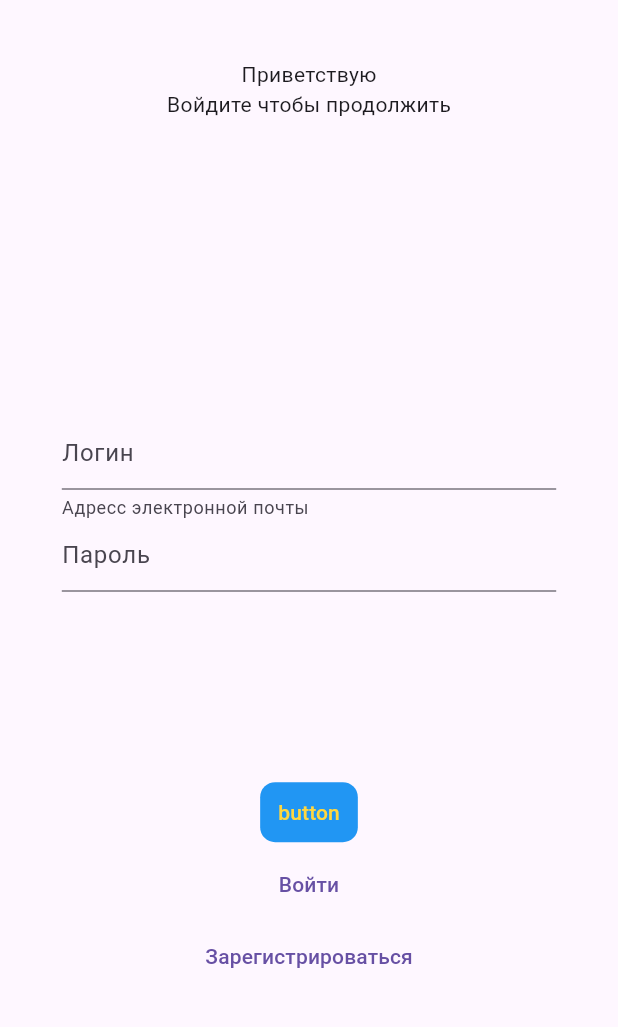
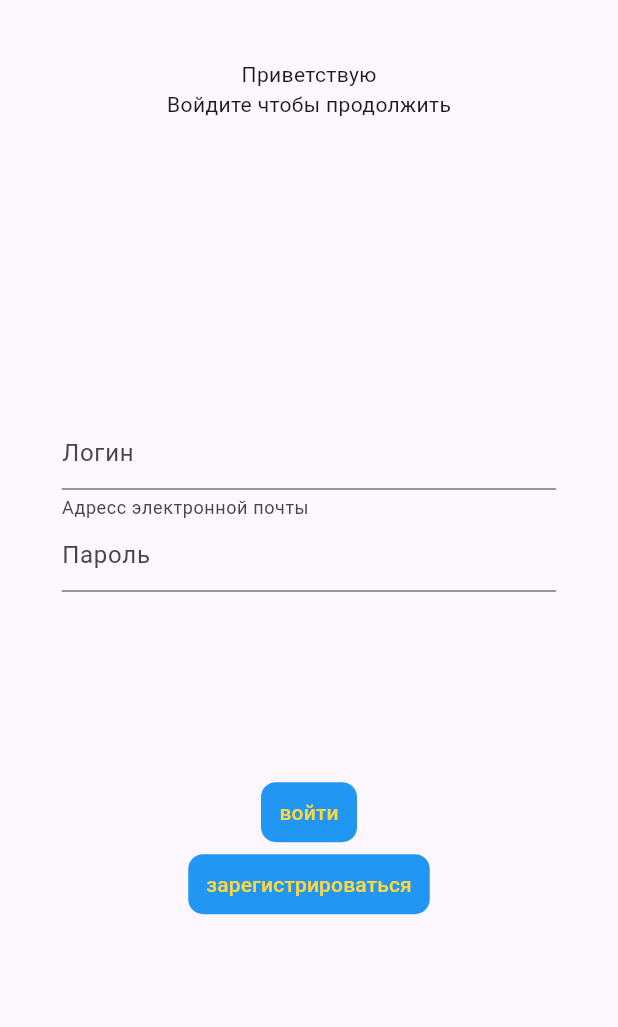
Before and after one commit to Pavel-Stefashin/ToDo, a Flutter app: the screen it shows after launch, after a tap on "войти", on a phone screen of 412 x 824 dp, the part 63-1090 px from its top. Run offline on Flutter 3.47's test engine with Material 3 defaults, Android fonts, the phone set to English and light mode, and no system bars.

Commit message:
Сделал my_text_buttomn и  my_outline_buttomn

```diff
--- /dev/null
+++ b/lib/objects/mapping.dart
@@ -0,0 +1,21 @@
+import 'package:flutter/material.dart';
+
+// ignore: non_constant_identifier_names
+void GoToHome(context) {
+  Navigator.pushNamed(context, '/');
+}
+
+// ignore: non_constant_identifier_names
+void GoToSigninSignup(context) {
+  Navigator.pushNamed(context, '/SigninSignup');
+}
+
+// ignore: non_constant_identifier_names
+void GoToSignin(context) {
+  Navigator.pushNamed(context, '/Signin');
+}
+
+// ignore: non_constant_identifier_names
+void GoToSignup(context) {
+  Navigator.pushNamed(context, '/Signup');
+}
--- /dev/null
+++ b/lib/objects/my_outlined_button.dart
@@ -0,0 +1,25 @@
+import 'package:flutter/material.dart';
+
+// ignore: must_be_immutable
+class MyOutlinedButton extends StatelessWidget {
+  final String text;
+  // ignore: prefer_typing_uninitialized_variables
+  var action;
+
+  MyOutlinedButton({super.key, required this.text, required this.action});
+
+  @override
+  Widget build(BuildContext context) {
+    return TextButton(
+      onPressed: action,
+      style: TextButton.styleFrom(
+        foregroundColor: Colors.amberAccent,
+        backgroundColor: Colors.blue,
+        shape: RoundedRectangleBorder(
+          borderRadius: BorderRadius.circular(10.0),
+        ),
+      ),
+      child: Text(text),
+    );
+  }
+}
--- a/lib/objects/MyTextButton.dart
+++ b/lib/objects/my_text_button.dart
@@ -1,25 +1,25 @@
 import 'package:flutter/material.dart';
 
+// ignore: must_be_immutable
 class MyTextButton extends StatelessWidget {
   final String text;
-  //final action;
+  // ignore: prefer_typing_uninitialized_variables
+  var action;
 
-  const MyTextButton({super.key, required this.text});
+  MyTextButton({super.key, required this.text, required this.action});
 
   @override
   Widget build(BuildContext context) {
-    return TextButton(onPressed: (){},
+    return TextButton(
+      onPressed: action,
       style: TextButton.styleFrom(
         foregroundColor: Colors.amberAccent,
         backgroundColor: Colors.blue,
         shape: RoundedRectangleBorder(
           borderRadius: BorderRadius.circular(10.0),
-        ),),
-      child: Text(text),);
+        ),
+      ),
+      child: Text(text),
+    );
   }
-
-  void GoToSignin(context){
-    Navigator.pushNamed(context, '/Signin');
-  }
-
 }
--- a/lib/screans/login/signin.dart
+++ b/lib/screans/login/signin.dart
@@ -1,9 +1,7 @@
-import 'package:flutter_todo/screans/home_page.dart';
+import 'package:flutter_todo/objects/mapping.dart';
+import 'package:flutter_todo/objects/my_outlined_button.dart';
+import 'package:flutter_todo/objects/my_text_button.dart';
 import 'package:flutter/material.dart';
-import 'package:flutter_todo/screans/login/signin_signup.dart';
-import 'package:flutter_todo/screans/login/signup.dart';
-
-import '../../objects/MyTextButton.dart';
 
 class Signin extends StatelessWidget {
   const Signin({super.key});
@@ -15,8 +13,10 @@ class Signin extends StatelessWidget {
         title: const Text('ToDo'),
         leading: IconButton(
             onPressed: () {
-              Navigator.pushNamedAndRemoveUntil(context, '/SigninSignup', (remate) => false);
-            }, icon: const Icon(Icons.arrow_back_sharp)),
+              Navigator.pushNamedAndRemoveUntil(
+                  context, '/SigninSignup', (remate) => false);
+            },
+            icon: const Icon(Icons.arrow_back_sharp)),
       ),
       body: Center(
         child: Container(
@@ -53,17 +53,13 @@ class Signin extends StatelessWidget {
               Expanded(
                 child: Column(
                   children: [
-                    const MyTextButton(text: 'button',),
-                    TextButton(
-                        onPressed: () {
-                          Navigator.pushNamed(context, '/Signin');
-                        },
-                        child: const Text("Войти")),
-                    TextButton(
-                        onPressed: () {
-                          Navigator.pushNamed(context, '/Signup');
-                        },
-                        child: const Text("Зарегистрироваться")),
+                    MyTextButton(
+                      text: 'войти',
+                      action: () => GoToHome(context),
+                    ),
+                    MyOutlinedButton(
+                        text: "зарегистрироваться",
+                        action: () => GoToSignup(context)),
                   ],
                 ),
               ),
--- a/lib/screans/login/signin_signup.dart
+++ b/lib/screans/login/signin_signup.dart
@@ -1,8 +1,7 @@
-//import 'dart:collection';
-//import 'dart:io';
-
 import 'package:flutter/material.dart';
-import 'signin.dart';
+import 'package:flutter_todo/objects/mapping.dart';
+import 'package:flutter_todo/objects/my_outlined_button.dart';
+import 'package:flutter_todo/objects/my_text_button.dart';
 
 class SigninSignup extends StatelessWidget {
   const SigninSignup({super.key});
@@ -11,25 +10,18 @@ class SigninSignup extends StatelessWidget {
   Widget build(BuildContext context) {
     return Scaffold(
         body: Center(
-            child: Container(
+            child: SizedBox(
       width: MediaQuery.of(context).size.width * 0.8,
       height: MediaQuery.of(context).size.height * 0.87,
       child: Column(
         children: [
           Expanded(
+            flex: 1,
             child: Container(
               alignment: Alignment.centerLeft,
               //color: Colors.blue,
-              child: Row(
+              child: const Row(
                 children: [
-                  Container(
-                    margin: EdgeInsets.only(right: 5),
-                    child: Image.asset(
-                      'assets/images/logo.png',
-                      width: 50,
-                      height: 50,
-                    ),
-                  ),
                   Text('Todo',
                       style: TextStyle(
                           fontSize: 25,
@@ -39,24 +31,19 @@ class SigninSignup extends StatelessWidget {
                 ],
               ),
             ),
-            flex: 1,
           ),
           Expanded(
-            child: Container(
-              //color: Colors.red,
+            flex: 5,
             child: Image.asset(
               'assets/images/man_with_laptop.png',
             ),
           ),
-            flex: 5,
-          ),
-          Expanded(
-              child: Container(
-                  //color: Colors.orange,
+          const Expanded(
+              flex: 2,
               child: Center(
                 child: Column(
                   children: [
-                    const Text(
+                    Text(
                       'Привет !',
                       textAlign: TextAlign.center,
                       style: TextStyle(
@@ -66,7 +53,7 @@ class SigninSignup extends StatelessWidget {
                         fontWeight: FontWeight.w500,
                       ),
                     ),
-                    const Text(
+                    Text(
                       'Благодарим за доверие нам.'
                       '\nConCards - удобное приложение для всех твоих банковских карт!',
                       textAlign: TextAlign.center,
@@ -79,11 +66,8 @@ class SigninSignup extends StatelessWidget {
                   ],
                 ),
               )),
-              flex: 2),
           Expanded(
             flex: 2,
-            child: Container(
-              //color: Colors.yellow,
             child: Column(
               children: [
                 Expanded(
@@ -96,37 +80,22 @@ class SigninSignup extends StatelessWidget {
                       borderRadius: BorderRadius.circular(10),
                       //color: Color.fromRGBO(0, 0, 139, 100),
                     ),
-                      child: TextButton(
-                        onPressed: () {
-                          Navigator.pushNamedAndRemoveUntil(
-                              context, '/Signin', (route) => false);
-                        },
-                        child: const Text("войти",
-                            style: TextStyle(
-                              fontSize: 18,
-                              color: Colors.white,
-                            )),
+                    child: MyTextButton(
+                      text: 'войти',
+                      action: () => GoToSignin(context),
                     ),
                   ),
                 )),
                 Expanded(
                   child: Center(
-                        child: Container(
+                      child: SizedBox(
                           //margin: EdgeInsets.all(12),
                           width: double.infinity,
-                      child: OutlinedButton(
-                        onPressed: () {
-                          Navigator.pushNamedAndRemoveUntil(
-                              context, '/Signup', (route) => false);
-                        },
-                        child: const Text(
-                          'зарегистрироваться',
-                        ),
-                      ),
-                    )),
+                          child: MyOutlinedButton(
+                              text: "заригестрироваться",
+                              action: () => GoToSignup(context)))),
                 ),
               ],
-              ),
             ),
           )
         ],
--- a/lib/screans/login/signup.dart
+++ b/lib/screans/login/signup.dart
@@ -1,6 +1,7 @@
-import 'package:flutter_todo/screans/home_page.dart';
 import 'package:flutter/material.dart';
-import 'package:flutter_todo/screans/login/signin.dart';
+import 'package:flutter_todo/objects/mapping.dart';
+import 'package:flutter_todo/objects/my_outlined_button.dart';
+import 'package:flutter_todo/objects/my_text_button.dart';
 
 class Signup extends StatelessWidget {
   const Signup({super.key});
@@ -12,8 +13,10 @@ class Signup extends StatelessWidget {
         title: const Text('ToDo'),
         leading: IconButton(
             onPressed: () {
-              Navigator.pushNamedAndRemoveUntil(context, '/SigninSignup', (remate) => false);
-            }, icon: const Icon(Icons.arrow_back_sharp)),
+              Navigator.pushNamedAndRemoveUntil(
+                  context, '/SigninSignup', (remate) => false);
+            },
+            icon: const Icon(Icons.arrow_back_sharp)),
       ),
       body: Center(
         child: Container(
@@ -55,16 +58,12 @@ class Signup extends StatelessWidget {
               Expanded(
                 child: Column(
                   children: [
-                    TextButton(
-                        onPressed: () {
-                          Navigator.pushNamed(context, '/');
-                        },
-                        child: const Text("Зарегистрироваться")),
-                    TextButton(
-                        onPressed: () {
-                          Navigator.pushNamed(context, '/Signin');
-                        },
-                        child: const Text("Войти")),
+                    MyOutlinedButton(
+                        text: "зарегистрироваться",
+                        action: () => GoToHome(context)),
+                    MyTextButton(
+                        text: "войти",
+                        action: () => GoToSignin(context)),
                   ],
                 ),
               ),
```
Also changed, not shown: lib/objects/MyOutlinedButton.dart (deleted). Lines whose indentation alone changed are shown as unchanged.
